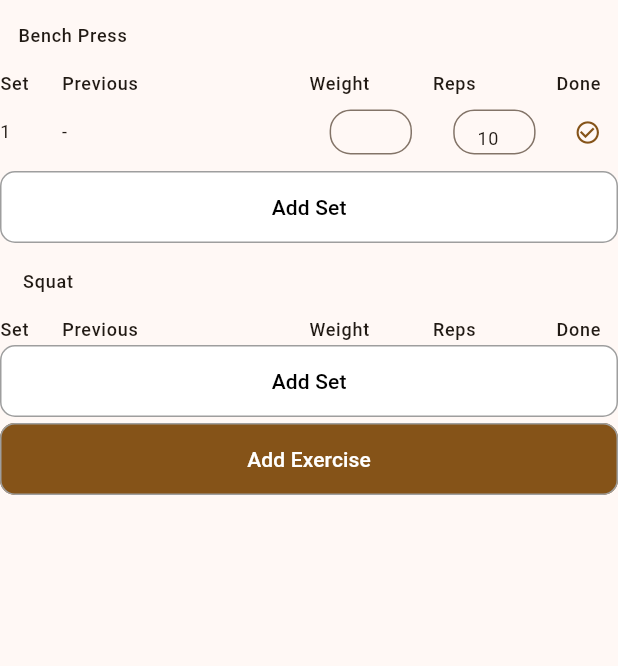
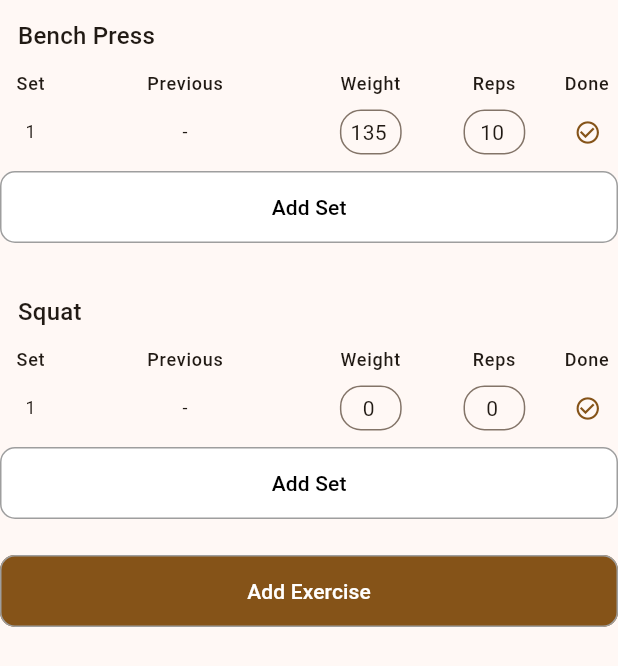
Before and after one commit to Desync-o-tron/open_fitness_tracker, a Flutter app: the DisplayTrainingData widget shown alone on an empty page, opened directly, on a phone screen of 412 x 824 dp. Shown: the top 666 px of the screen. Run offline on Flutter 3.47's test engine with Material 3 defaults, Android fonts, the phone set to English and light mode, and no system bars; our stand-ins replace flutter_bloc, go_router; missing offline and left inert: fuzzy.

Commit message:
training page looking much better

```diff
--- a/lib/DOM/training_metadata.dart
+++ b/lib/DOM/training_metadata.dart
@@ -25,7 +25,9 @@ class SetsOfAnExercise {
   final Set prevSet; //also functions as a header template
   List<Set> sets = [];
 
-  SetsOfAnExercise(this.ex) : prevSet = Set(ex);
+  SetsOfAnExercise(this.ex) : prevSet = Set(ex) {
+    if (sets.isEmpty) sets.add(Set(ex));
+  }
 }
 
 class Set {
@@ -51,29 +53,30 @@ class Set {
 
 class TrainingSessionCubit extends Cubit<TrainingSession> {
   TrainingSessionCubit() : super(TrainingSession()) {
-    var exampleExercise = Exercise(
+    var bench = Exercise(
       name: "Bench Press",
       equipment: "Barbell",
       primaryMuscles: ["Chest", "Triceps"],
       setMetrics: ["reps", "weight"],
     );
-    var exampleExercise2 = Exercise(
+    var squat = Exercise(
       name: "Squat",
       equipment: "Barbell",
       primaryMuscles: ["Quadriceps", "Glutes"],
       setMetrics: ["reps", "weight"],
     );
-    var exampleExerciseSet = SetsOfAnExercise(exampleExercise);
-    var exampleExerciseSet2 = SetsOfAnExercise(exampleExercise2);
+    // var exampleExerciseSet = SetsOfAnExercise(bench);
+    // var exampleExerciseSet2 = SetsOfAnExercise(squat);
     // exampleExerciseSet.prevSet = Set(exampleExerciseSet.ex);
     // exampleExerciseSet2.sets.add(Set(exampleExerciseSet2.ex));
-    state.trainingData.add(exampleExerciseSet);
-    state.trainingData.add(exampleExerciseSet2);
+    state.trainingData.add(SetsOfAnExercise(bench));
+    state.trainingData.add(SetsOfAnExercise(squat));
     //lets add some example sets
-    Set set1 = Set(exampleExerciseSet.ex);
-    set1.reps = 10;
-    set1.weight = 135;
-    exampleExerciseSet.sets.add(set1);
+    // Set set1 = Set(exampleExerciseSet.ex);
+    Set benchSet = state.trainingData[0].sets[0];
+    benchSet.reps = 10;
+    benchSet.weight = 135;
+    // exampleExerciseSet.sets.add(set1);
   }
 
   void addExercise(Exercise ex) {
--- a/lib/training/start_training_page.dart
+++ b/lib/training/start_training_page.dart
@@ -20,8 +20,6 @@ class StartTrainingPage extends StatelessWidget {
         const SizedBox(height: 20),
         ElevatedButton(
           onPressed: () {
-            // ShowTrainingSession(context);
-            //push to the training page
             Navigator.of(context).push(
               MaterialPageRoute<void>(
                 builder: (BuildContext context) => const TrainingPage(),
--- a/lib/training/training_page.dart
+++ b/lib/training/training_page.dart
@@ -13,7 +13,6 @@ class TrainingPage extends StatelessWidget {
       padding: const EdgeInsets.all(16.0),
       // color: Theme.of(context).colorScheme.secondary,
       child: Column(
-        // mainAxisAlignment: MainAxisAlignment,
         crossAxisAlignment: CrossAxisAlignment.start,
         children: [
           Text(state.name ?? 'New Training Session', style: Theme.of(context).textTheme.headlineSmall),
@@ -53,6 +52,7 @@ class DisplayTrainingData extends StatelessWidget {
               }),
         ),
       );
+      pageContent.add(const SizedBox(height: 20));
     }
 
     pageContent.add(Center(
@@ -94,9 +94,9 @@ class DisplayTrainingData extends StatelessWidget {
       tableContent.add(TableRow(
         decoration: set.completed ? BoxDecoration(color: Theme.of(context).colorScheme.secondary) : null,
         children: [
-          Text((i + 1).toString(), style: Theme.of(context).textTheme.bodySmall),
-          Text("-", style: Theme.of(context).textTheme.bodySmall),
-          //make textfields for each setMetric
+          Text((i + 1).toString(), style: Theme.of(context).textTheme.bodySmall, textAlign: TextAlign.center),
+          Text("-", style: Theme.of(context).textTheme.bodySmall, textAlign: TextAlign.center),
+          //add textfields for each setMetric
           if (es.prevSet.weight != null)
             SetDataTextField(set, i, es, (set) => set.weight, (set, value) => set.weight = value),
           if (es.prevSet.reps != null)
@@ -125,47 +125,64 @@ class DisplayTrainingData extends StatelessWidget {
   void addTableHeaderForEx(List<Widget> allTablesAndHeaders, SetsOfAnExercise es, BuildContext context,
       List<TableRow> tableContent) {
     allTablesAndHeaders.add(
-      TextButton(onPressed: () {}, child: Text(es.ex.name, style: Theme.of(context).textTheme.labelMedium)),
+      TextButton(onPressed: () {}, child: Text(es.ex.name, style: Theme.of(context).textTheme.titleMedium)),
     );
+    //utility function
+    Widget headerText(String text, BuildContext context) {
+      return Text(text, style: Theme.of(context).textTheme.labelMedium, textAlign: TextAlign.center);
+    }
+
     tableContent.add(TableRow(
       children: [
-        Text("Set", style: Theme.of(context).textTheme.labelMedium),
-        Text("Previous", style: Theme.of(context).textTheme.labelMedium),
-        if (es.prevSet.weight != null) Text("Weight", style: Theme.of(context).textTheme.labelMedium),
-        if (es.prevSet.reps != null) Text("Reps", style: Theme.of(context).textTheme.labelMedium),
-        if (es.prevSet.time != null) Text("Time", style: Theme.of(context).textTheme.labelMedium),
-        if (es.prevSet.distance != null) Text("Distance", style: Theme.of(context).textTheme.labelMedium),
-        if (es.prevSet.speed != null) Text("Speed", style: Theme.of(context).textTheme.labelMedium),
-        Text("Done", style: Theme.of(context).textTheme.labelMedium),
+        headerText("Set", context),
+        headerText("Previous", context),
+        if (es.prevSet.weight != null) headerText("Weight", context),
+        if (es.prevSet.reps != null) headerText("Reps", context),
+        if (es.prevSet.time != null) headerText("Time", context),
+        if (es.prevSet.distance != null) headerText("Distance", context),
+        if (es.prevSet.speed != null) headerText("Speed", context),
+        headerText("Done", context),
       ],
     ));
   }
 }
 
-class SetDataTextField extends StatelessWidget {
+class SetDataTextField extends StatefulWidget {
+  // const SetDataTextField({super.key});
   final Set set;
   final int setIndex;
   final SetsOfAnExercise es;
   final Function getSetValue;
   final Function setSetValue;
   const SetDataTextField(this.set, this.setIndex, this.es, this.getSetValue, this.setSetValue, {super.key});
+  @override
+  // ignore: library_private_types_in_public_api
+  _SetDataTextFieldState createState() => _SetDataTextFieldState();
+}
+
+class _SetDataTextFieldState extends State<SetDataTextField> {
   //todo these text fields suck
+  late TextEditingController textController;
+
+  @override
+  void initState() {
+    super.initState();
+    textController = TextEditingController(text: widget.getSetValue(widget.set).toString());
+  }
+
   @override
   Widget build(BuildContext context) {
     return Row(
       children: [
         Expanded(child: Container()),
         Expanded(
-          flex: 4,
+          flex: 2,
           child: TextField(
-            controller: TextEditingController(text: getSetValue(set).toString()),
-            style: Theme.of(context).textTheme.bodySmall,
-            // ?.copyWith(
-            //       // fontSize: 12, // Adjust the size as needed
-            //       background: Paint()..color = Theme.of(context).colorScheme.secondary,
-            //       // decoration: TextDecoration.combine([TextDecoration.underline])
-            //     ),
+            controller: textController,
+            textAlign: TextAlign.center,
+            style: Theme.of(context).textTheme.bodyMedium,
             decoration: InputDecoration(
+              contentPadding: const EdgeInsets.fromLTRB(0, 0, 0, 0), // weird, but does the trick
               border: OutlineInputBorder(
                   borderRadius: BorderRadius.circular(14.0),
                   borderSide: BorderSide(color: Theme.of(context).colorScheme.primary)),
@@ -178,18 +195,35 @@ class SetDataTextField extends StatelessWidget {
               var parsedVal = num.tryParse(value);
               if (parsedVal == null) {
                 value = '0';
+                // setSetValue(set, 0);
               } else {
-                Set modifiedSet = set;
-                setSetValue(modifiedSet, parsedVal);
-                context.read<TrainingSessionCubit>().updateSet(es.ex, modifiedSet, setIndex);
+                Set modifiedSet = widget.set;
+                widget.setSetValue(modifiedSet, parsedVal);
+                context.read<TrainingSessionCubit>().updateSet(widget.es.ex, modifiedSet, widget.setIndex);
               }
             },
             inputFormatters: <TextInputFormatter>[
-              FilteringTextInputFormatter.allow(RegExp(r'^\d*\.?\d*')),
+              FilteringTextInputFormatter.deny(
+                  RegExp(r'[^0-9.]')), // This allows digits, a decimal point, and backspace/delete
+              TextInputFormatter.withFunction((oldValue, newValue) {
+                // This allows only one decimal point
+                int count = 0;
+                for (int i = 0; i < newValue.text.length; i++) {
+                  if (newValue.text[i] == '.') {
+                    count++;
+                  }
+                }
+                if (count > 1) {
+                  return oldValue;
+                }
+                return newValue;
+              }),
             ],
           ),
         ),
-        Expanded(child: Container()),
+        Expanded(
+          child: Container(),
+        ),
       ],
     );
   }
```
